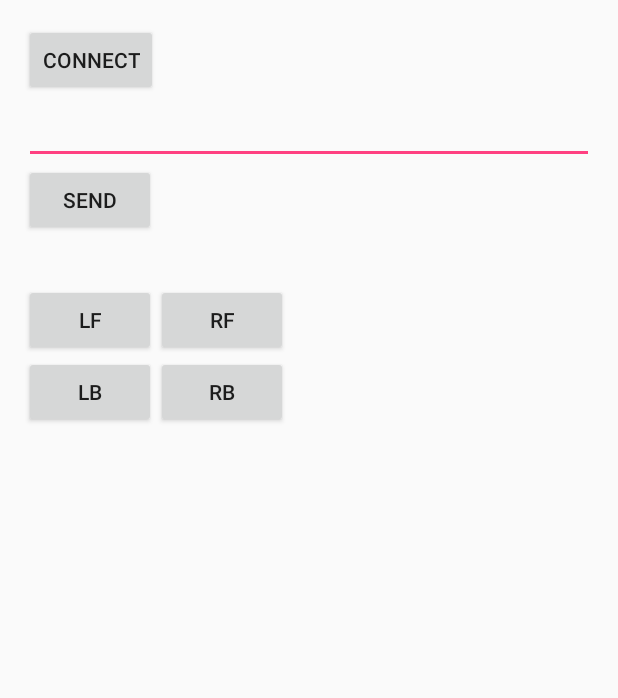
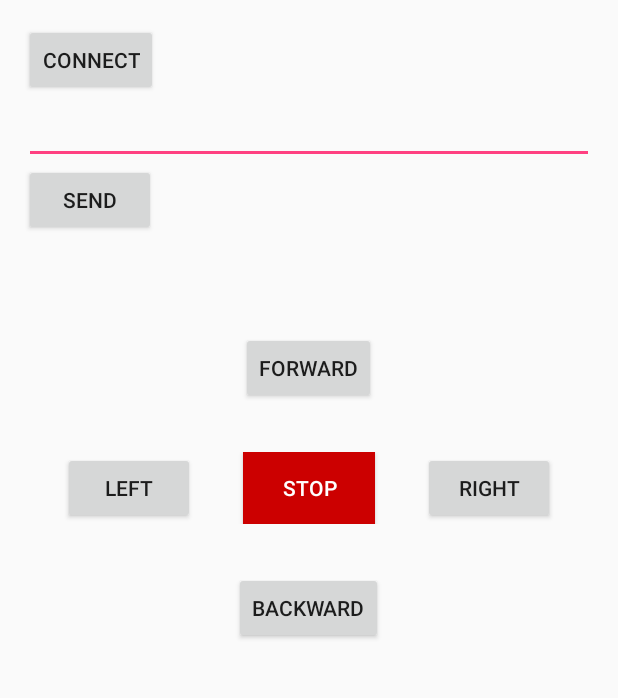
Before and after one commit to brunofalmeida/DrivingRobot-Android, an Android app: the screen it shows after launch (MainActivity), on a phone screen of 412 x 824 dp, the part 137-835 px from its top. Run offline under Robolectric (Android 15) with nearby library versions, the phone set to English and light mode, and no system bars.

Commit message:
Implement forward, backward, left, right, stop

```diff
--- a/DrivingRobot/app/src/main/res/layout/activity_main.xml
+++ b/DrivingRobot/app/src/main/res/layout/activity_main.xml
@@ -34,35 +34,55 @@
         android:text="Send"
         android:onClick="sendButtonTapped" />
 
+
+
     <LinearLayout
         android:layout_width="wrap_content"
         android:layout_height="wrap_content"
-        android:layout_marginTop="32dp">
+        android:orientation="vertical"
+        android:layout_marginTop="64dp"
+        android:layout_gravity="center_horizontal">
+
         <Button
             android:layout_width="wrap_content"
             android:layout_height="wrap_content"
-            android:text="LF"
-            android:onClick="leftForwardButtonTapped" />
-        <Button
+            android:text="Forward"
+            android:onClick="forwardButtonTapped"
+            android:layout_gravity="center_horizontal" />
+
+        <LinearLayout
             android:layout_width="wrap_content"
             android:layout_height="wrap_content"
-            android:text="RF"
-            android:onClick="rightForwardButtonTapped" />
-    </LinearLayout>
+            android:layout_marginTop="32dp">
+            <Button
+                android:layout_width="wrap_content"
+                android:layout_height="wrap_content"
+                android:layout_marginRight="32dp"
+                android:text="Left"
+                android:onClick="leftButtonTapped" />
+            <Button
+                android:layout_width="wrap_content"
+                android:layout_height="wrap_content"
+                android:text="Stop"
+                android:textColor="@android:color/white"
+                android:background="@android:color/holo_red_dark"
+                android:onClick="stopButtonTapped"/>
+            <Button
+                android:layout_width="wrap_content"
+                android:layout_height="wrap_content"
+                android:layout_marginLeft="32dp"
+                android:text="Right"
+                android:onClick="rightButtonTapped" />
+        </LinearLayout>
 
-    <LinearLayout
-        android:layout_width="wrap_content"
-        android:layout_height="wrap_content">
         <Button
+            android:layout_marginTop="32dp"
             android:layout_width="wrap_content"
             android:layout_height="wrap_content"
-            android:text="LB"
-            android:onClick="leftBackwardButtonTapped" />
-        <Button
-            android:layout_width="wrap_content"
-            android:layout_height="wrap_content"
-            android:text="RB"
-            android:onClick="rightBackwardButtonTapped" />
+            android:text="Backward"
+            android:onClick="backwardButtonTapped"
+            android:layout_gravity="center_horizontal" />
+
     </LinearLayout>
 
 </LinearLayout>
```
Also changed, not shown: DrivingRobot/app/src/main/java/ca/brunoalmeida/drivingrobot/MainActivity.java (+12 -8 lines).
